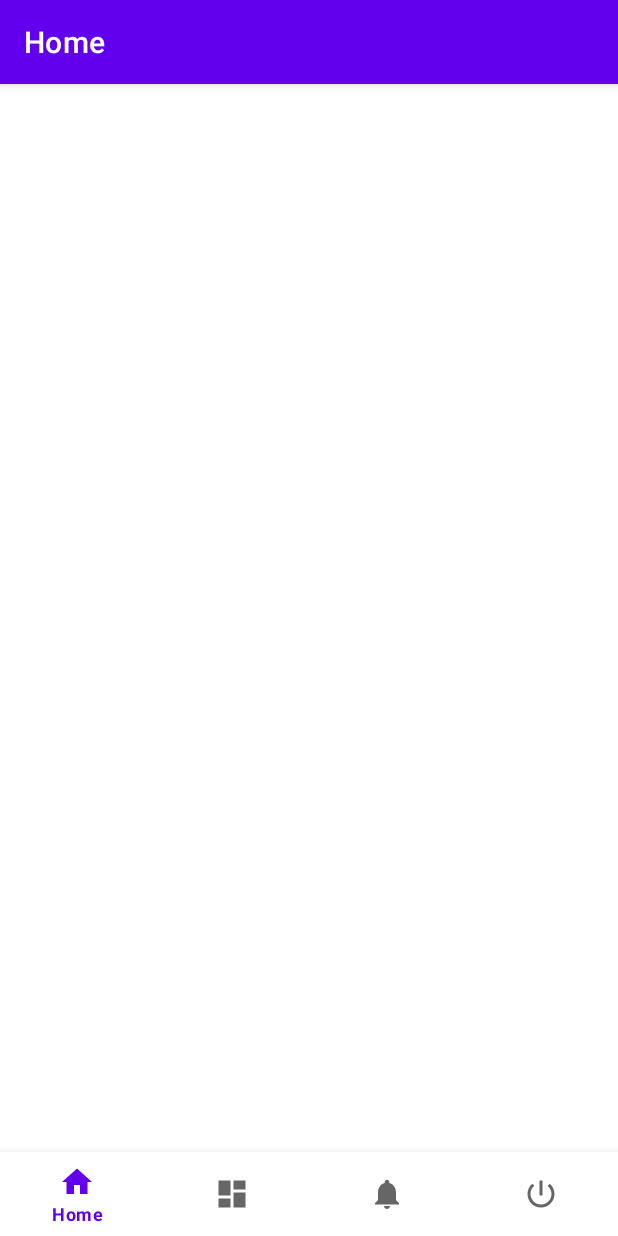
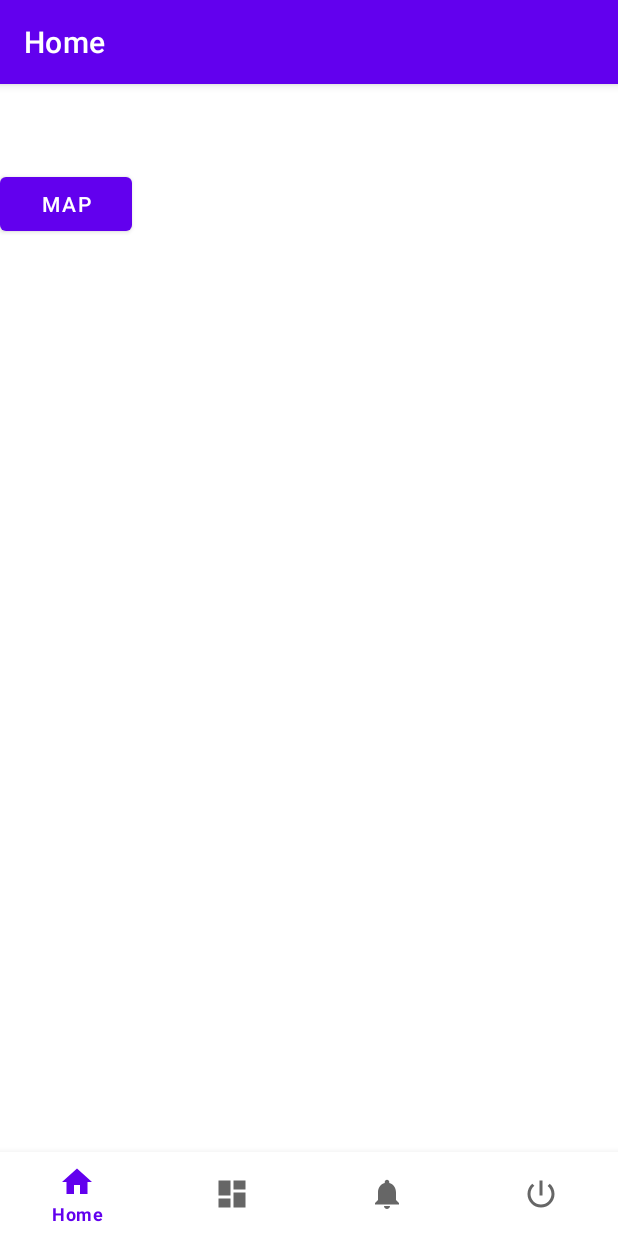
Before and after one commit to kimd98/Foodbank-UNICHEF, an Android app: the AdminActivity screen opened directly, with no data from a screen before it, on a phone screen of 412 x 824 dp. Run offline under Robolectric (Android 15) with nearby library versions, the phone set to English and light mode, and no system bars; our stand-ins replace navigation-ui.

Commit message:
google map for admin

```diff
--- a/app/src/main/java/com/example/foodbank2021/AdminActivity.java
+++ b/app/src/main/java/com/example/foodbank2021/AdminActivity.java
@@ -1,8 +1,13 @@
 package com.example.foodbank2021;
 
+import android.app.Dialog;
 import android.content.Intent;
 import android.os.Bundle;
+import android.util.Log;
 import android.view.MenuItem;
+import android.view.View;
+import android.widget.Button;
+import android.widget.Toast;
 
 import androidx.appcompat.app.AppCompatActivity;
 import androidx.navigation.NavController;
@@ -10,15 +15,21 @@ import androidx.navigation.Navigation;
 import androidx.navigation.ui.AppBarConfiguration;
 import androidx.navigation.ui.NavigationUI;
 
+import com.google.android.gms.common.ConnectionResult;
+import com.google.android.gms.common.GoogleApiAvailability;
 import com.google.android.material.bottomnavigation.BottomNavigationView;
 
 public class AdminActivity extends AppCompatActivity {
+
+    private static final String TAG = "AdminActivity";
+    private static final int ERROR_DIALOG_REQUEST = 9001;
 
     @Override
     protected void onCreate(Bundle savedInstanceState) {
         super.onCreate(savedInstanceState);
         setContentView(R.layout.admin_activity_admin);
         BottomNavigationView navView = findViewById(R.id.nav_view);
+
         // Passing each menu ID as a set of Ids because each
         // menu should be considered as top level destinations.
         AppBarConfiguration appBarConfiguration = new AppBarConfiguration.Builder(
@@ -27,6 +38,21 @@ public class AdminActivity extends AppCompatActivity {
         NavController navController = Navigation.findNavController(this, R.id.nav_host_fragment);
         NavigationUI.setupActionBarWithNavController(this, navController, appBarConfiguration);
         NavigationUI.setupWithNavController(navView, navController);
+
+        if (isServicesOK()) {
+            openMap();
+        }
+    }
+
+    private void openMap() {
+        Button btnMap = (Button) findViewById(R.id.btnMap);
+        btnMap.setOnClickListener(new View.OnClickListener() {
+            @Override
+            public void onClick(View view) {
+                Intent intent = new Intent(AdminActivity.this, MapActivity.class);
+                startActivity(intent);
+            }
+        });
     }
 
     public void logout(MenuItem item) {
@@ -34,4 +60,24 @@ public class AdminActivity extends AppCompatActivity {
         preferences.clearData(this);
         finish();
     }
+
+    // check Google Play Services for Map activity
+    public boolean isServicesOK() {
+        Log.d(TAG, "isServicesOK: checking google services version");
+
+        int available = GoogleApiAvailability.getInstance().isGooglePlayServicesAvailable(AdminActivity.this);
+        if (available == ConnectionResult.SUCCESS) {
+            // everything is fine and the user can make map requests
+            Log.d(TAG, "isServicesOK: Google Play Services is working");
+            return true;
+        } else if (GoogleApiAvailability.getInstance().isUserResolvableError(available)) {
+            //an error occurred but we can handle
+            Log.d(TAG, "isServicesOK: an error occurred but we can handle it");
+            Dialog dialog = GoogleApiAvailability.getInstance().getErrorDialog(AdminActivity.this, available, ERROR_DIALOG_REQUEST);
+            dialog.show();
+        } else {
+            Toast.makeText(this, "You can't make map requests", Toast.LENGTH_SHORT).show();
+        }
+        return false;
+    }
 }
--- a/app/src/main/res/layout/admin_activity_admin.xml
+++ b/app/src/main/res/layout/admin_activity_admin.xml
@@ -1,10 +1,19 @@
 <?xml version="1.0" encoding="utf-8"?>
 <androidx.constraintlayout.widget.ConstraintLayout xmlns:android="http://schemas.android.com/apk/res/android"
     xmlns:app="http://schemas.android.com/apk/res-auto"
+    xmlns:tools="http://schemas.android.com/tools"
     android:id="@+id/container"
     android:layout_width="match_parent"
     android:layout_height="match_parent"
     android:paddingTop="?attr/actionBarSize">
+
+    <Button
+        android:id="@+id/btnMap"
+        android:layout_width="wrap_content"
+        android:layout_height="wrap_content"
+        android:text="Map"
+        tools:layout_editor_absoluteX="161dp"
+        tools:layout_editor_absoluteY="271dp" />
 
     <com.google.android.material.bottomnavigation.BottomNavigationView
         android:id="@+id/nav_view"
--- a/app/src/main/res/values/strings.xml
+++ b/app/src/main/res/values/strings.xml
@@ -1,5 +1,6 @@
 <resources>
     <string name="app_name">Food.bank2021</string>
+    <string name="google_maps_API_key">AIzaSyAMU-_w-dlFddbanzkFCWwtWszC4b1eq7g</string>
     <string name="title_activity_user">UserActivity</string>
     <string name="navigation_drawer_open">Open navigation drawer</string>
     <string name="navigation_drawer_close">Close navigation drawer</string>
--- a/build.gradle
+++ b/build.gradle
@@ -20,6 +20,9 @@ allprojects {
     repositories {
         google()
         jcenter()
+        maven{
+            url "https://maven.google.com"
+        }
     }
 }
 
```
Also changed, not shown: app/build.gradle (+12 -0 lines), app/src/main/AndroidManifest.xml (+11 -0 lines), app/src/main/java/com/example/foodbank2021/MapActivity.java (added, +88 -0 lines), app/src/main/res/layout/activity_map.xml (added, +14 -0 lines).
